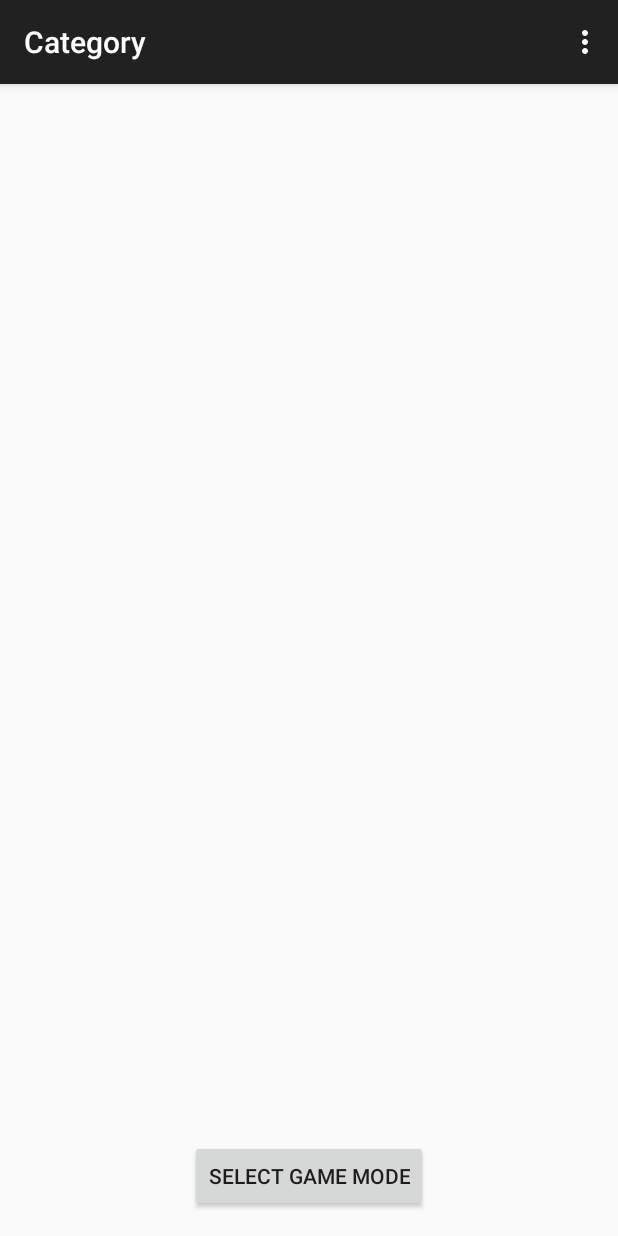
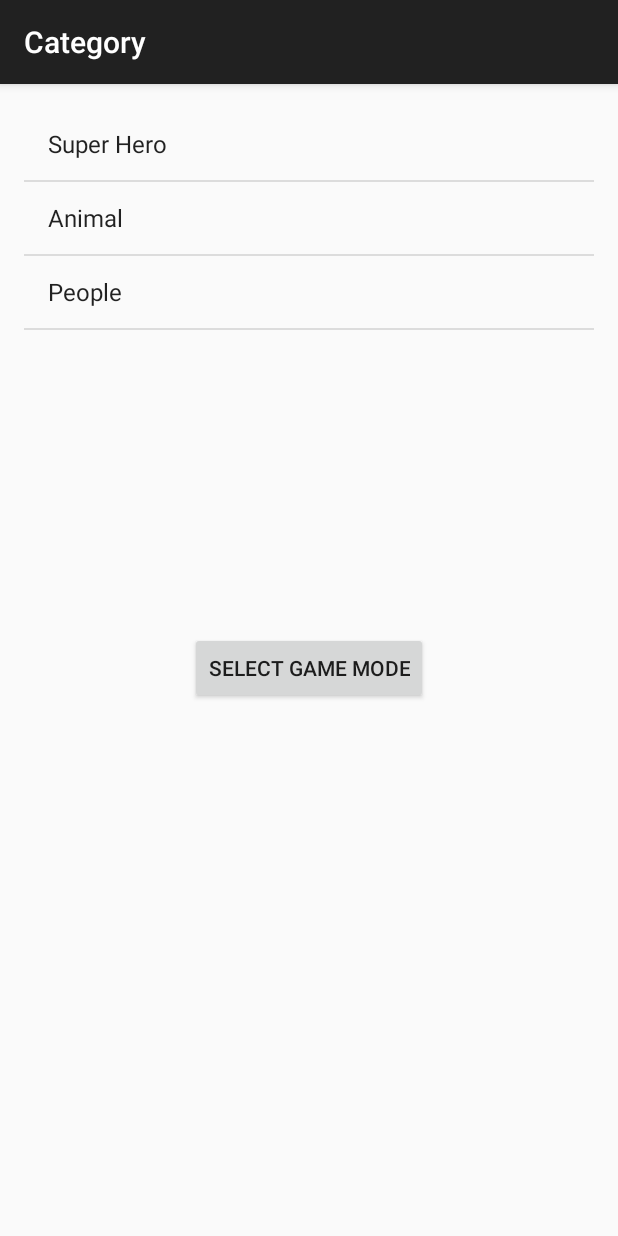
Before and after one commit to JHSegura/QuickCharades, an Android app: the CategoryActivity screen opened directly, with no data from a screen before it, on a phone screen of 412 x 824 dp. Run offline under Robolectric (Android 15) with nearby library versions, the phone set to English and light mode, and no system bars.

Commit message:
Add changes to category activity

```diff
--- a/app/src/main/java/com/awesomekids/android/quickcharades/CategoryActivity.java
+++ b/app/src/main/java/com/awesomekids/android/quickcharades/CategoryActivity.java
@@ -1,5 +1,6 @@
 package com.awesomekids.android.quickcharades;
 
+import android.app.Activity;
 import android.content.Intent;
 import android.support.v7.app.ActionBarActivity;
 import android.os.Bundle;
@@ -12,59 +13,34 @@ import android.widget.Button;
 import android.widget.ListAdapter;
 import android.widget.ListView;
 
+import java.lang.reflect.Array;
+
 
 public class CategoryActivity extends ActionBarActivity {
     private Button cGoNextButton;
+    private ListView mCategoryList;
 
     @Override
     protected void onCreate(Bundle savedInstanceState) {
         super.onCreate(savedInstanceState);
         setContentView(R.layout.activity_category);
 
-//        String[] gameOptionStrings = {"Difficulty", "Volume Control", "Brightness", "Exit"};
-//
-//        ListAdapter settingsAdapter = new ArrayAdapter<String>(this,
-//                android.R.layout.simple_list_item_1,
-//                gameOptionStrings);
-//
-//        ListView settingsListView  = (ListView) findViewById(R.id.settings_ListView);
-//        settingsListView.setAdapter(settingsAdapter);
-//        settingsListView.setOnItemClickListener(new AdapterView.OnItemClickListener() {
-//            @Override
-//            public void onItemClick(AdapterView<?> parent, View view, int position, long id) {
-//                String optionString = String.valueOf(parent.getItemAtPosition(position));
-//                if (optionString.equals("Exit"))
-//                    finish();
-//            }
-//        }
+        addItemsToCategoryList();
+
+    }
+
+    public void addItemsToCategoryList() {
+        // instead of creating strings from the class, use xml resources, different fron settings
+        mCategoryList = (ListView) findViewById(R.id.category_ListView);
+        ArrayAdapter<CharSequence>  categoryListAdapter = ArrayAdapter.createFromResource(this,
+                R.array.category_types, android.R.layout.simple_list_item_1);
+        mCategoryList.setAdapter(categoryListAdapter);
     }
 
 
-    @Override
-    public boolean onCreateOptionsMenu(Menu menu) {
-        // Inflate the menu; this adds items to the action bar if it is present.
-        getMenuInflater().inflate(R.menu.menu_category, menu);
-        return true;
-    }
 
-    @Override
-    public boolean onOptionsItemSelected(MenuItem item) {
-        // Handle action bar item clicks here. The action bar will
-        // automatically handle clicks on the Home/Up button, so long
-        // as you specify a parent activity in AndroidManifest.xml.
-        int id = item.getItemId();
-
-        //noinspection SimplifiableIfStatement
-        if (id == R.id.action_settings) {
-            return true;
-        }
-
-        return super.onOptionsItemSelected(item);
-    }
     public void onGoNextButtonClick(View view){
         Intent goNextIntent = new Intent(this,GameModeActivity.class);
-
-        final int result = 1;
         startActivity(goNextIntent);
     }
     public void onDiffSelectQuitButtonClick(View view){
--- a/app/src/main/res/layout/activity_category.xml
+++ b/app/src/main/res/layout/activity_category.xml
@@ -1,24 +1,21 @@
-<RelativeLayout xmlns:android="http://schemas.android.com/apk/res/android"
+<LinearLayout xmlns:android="http://schemas.android.com/apk/res/android"
     xmlns:tools="http://schemas.android.com/tools" android:layout_width="match_parent"
     android:layout_height="match_parent" android:paddingLeft="@dimen/activity_horizontal_margin"
     android:paddingRight="@dimen/activity_horizontal_margin"
     android:paddingTop="@dimen/activity_vertical_margin"
     android:paddingBottom="@dimen/activity_vertical_margin"
-    tools:context="com.awesomekids.android.quickcharades.CategoryActivity">
+    android:orientation="vertical"
+    tools:context="com.awesomekids.android.quickcharades.CategoryActivity"
+    android:weightSum="1">
 
-    <GridView
-        android:layout_width="wrap_content"
-        android:layout_height="wrap_content"
-        android:id="@+id/category_list"
-        android:clickable="false"
+    <ListView
+        android:layout_width="match_parent"
         tools:listitem="@android:layout/simple_list_item_checked"
-        android:layout_alignParentBottom="true"
-        android:layout_alignParentRight="true"
-        android:layout_alignParentEnd="true"
-        android:layout_marginBottom="61dp"
-        android:choiceMode="singleChoice" />
+        android:layout_height="349dp"
+        android:id="@+id/category_ListView" />
 
     <Button
+        android:layout_gravity="center"
         android:layout_width="wrap_content"
         android:layout_height="wrap_content"
         android:text="Select Game Mode"
@@ -27,4 +24,4 @@
         android:layout_centerHorizontal="true"
         android:longClickable="true"
         android:onClick="onGoNextButtonClick"/>
-</RelativeLayout>
+</LinearLayout>
--- a/app/src/main/res/layout/activity_settings.xml
+++ b/app/src/main/res/layout/activity_settings.xml
@@ -8,8 +8,7 @@
     <ListView
         android:layout_width="match_parent"
         android:layout_height="match_parent"
-        android:id="@+id/settings_ListView"
-        ></ListView>
+        android:id="@+id/settings_ListView" />
 
     <Button
         android:onClick="onSettingQuitButtonClick"
--- /dev/null
+++ b/app/src/main/res/values/category_types.xml
@@ -0,0 +1,8 @@
+<?xml version="1.0" encoding="utf-8"?>
+<resources>
+    <string-array name="category_types">
+        <item>Super Hero</item>
+        <item>Animal</item>
+        <item>People</item>
+    </string-array>
+</resources>
```
